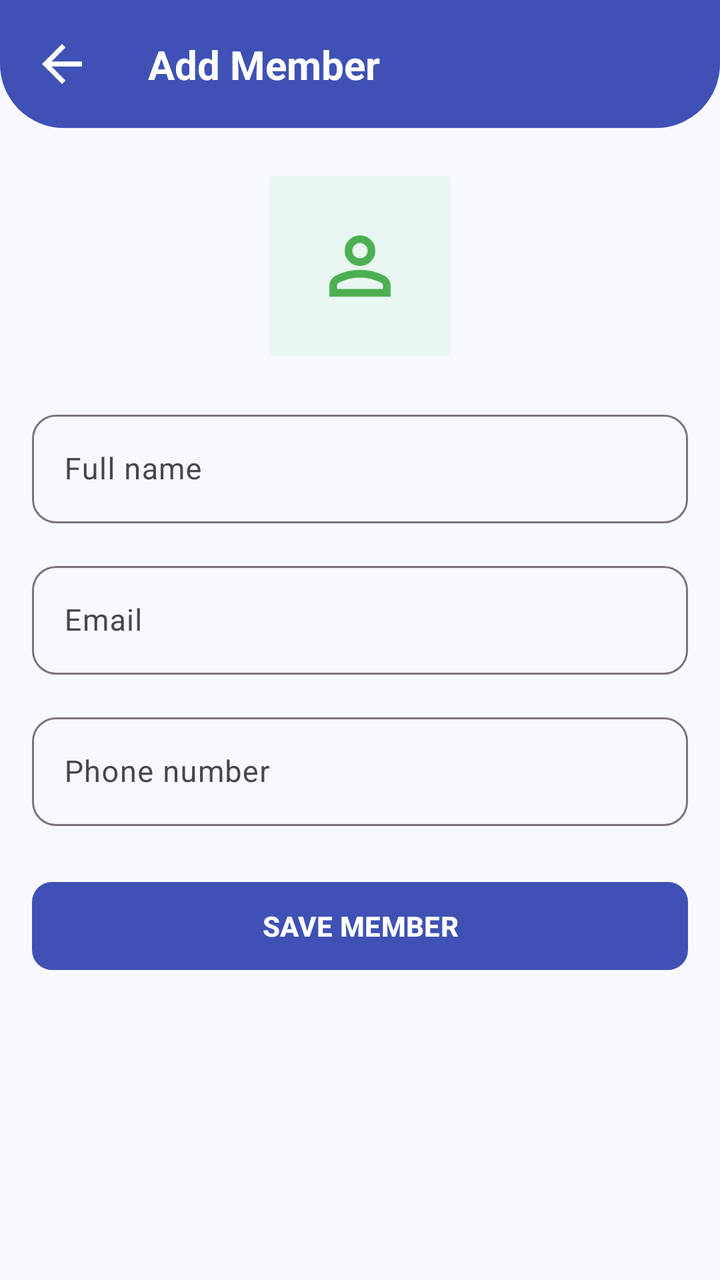
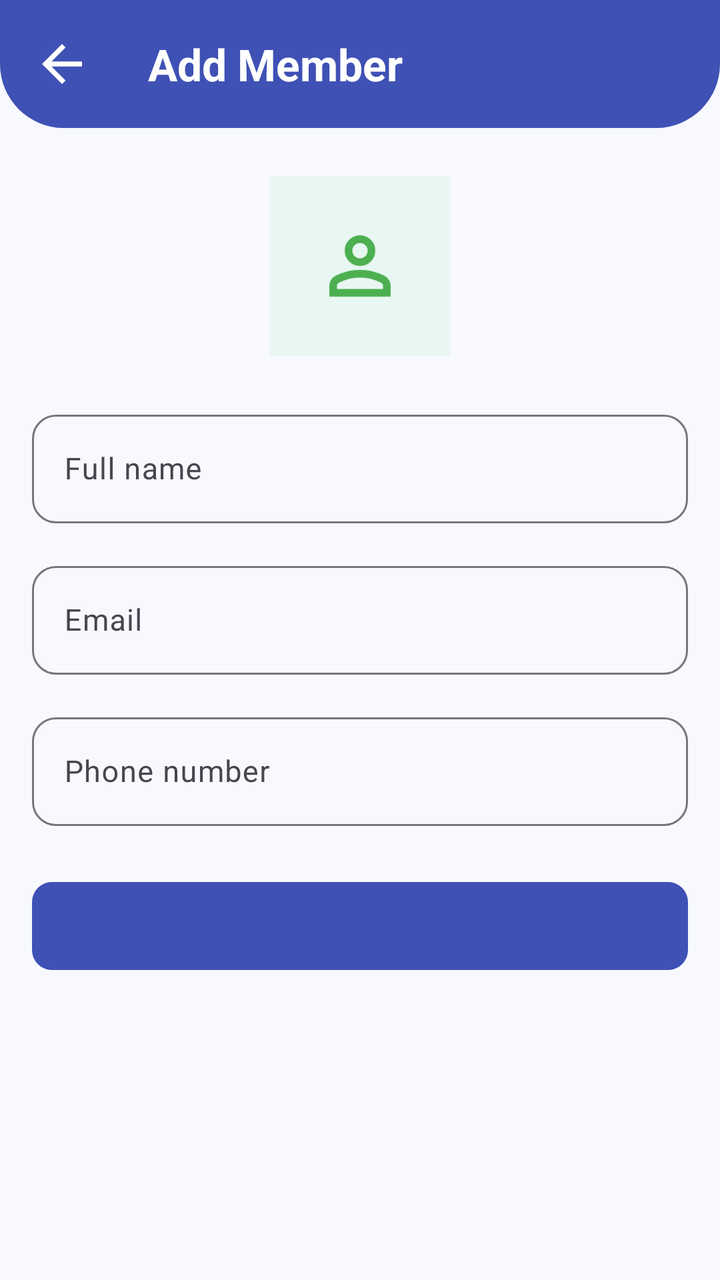

Compare the two renders of this Android layout. The source of the first and the diff that turns it into the second are given below.
<!-- AndroidManifest.xml: application theme Theme.LibraryApp -->
<!-- res/layout/fragment_add_member.xml -->
<?xml version="1.0" encoding="utf-8"?>
<androidx.core.widget.NestedScrollView xmlns:android="http://schemas.android.com/apk/res/android"
    xmlns:app="http://schemas.android.com/apk/res-auto"
    android:layout_width="match_parent"
    android:layout_height="match_parent"
    xmlns:tools="http://schemas.android.com/tools"
    android:background="@color/background"
    android:fillViewport="true"
    tools:context=".presentation.members.addmember.AddMemberFragment">

    <androidx.constraintlayout.widget.ConstraintLayout
        android:layout_width="match_parent"
        android:layout_height="wrap_content"
        android:paddingBottom="24dp">

        

        <View
            android:id="@+id/topBarBackground"
            android:layout_width="0dp"
            android:layout_height="64dp"
            android:background="@drawable/bg_dashboard_header"
            app:layout_constraintEnd_toEndOf="parent"
            app:layout_constraintStart_toStartOf="parent"
            app:layout_constraintTop_toTopOf="parent" />

        <ImageView
            android:id="@+id/ivBack"
            android:layout_width="30dp"
            android:layout_height="30dp"
            android:layout_marginStart="16dp"
            android:contentDescription="Back"
            android:src="@drawable/iv_back"
            app:tint="@color/text_on_primary"
            app:layout_constraintBottom_toBottomOf="@id/topBarBackground"
            app:layout_constraintStart_toStartOf="parent"
            app:layout_constraintTop_toTopOf="@id/topBarBackground" />

        <TextView
            android:id="@+id/tvTitle"
            android:layout_width="0dp"
            android:layout_height="wrap_content"
            android:layout_marginStart="28dp"
            android:text="Add Member"
            android:textColor="@color/text_on_primary"
            android:textSize="20sp"
            android:textStyle="bold"
            app:layout_constraintBottom_toBottomOf="@id/ivBack"
            app:layout_constraintEnd_toEndOf="parent"
            app:layout_constraintStart_toEndOf="@id/ivBack"
            app:layout_constraintTop_toTopOf="@id/ivBack" />


        

        <ImageView
            android:id="@+id/ivMemberIcon"
            android:layout_width="90dp"
            android:layout_height="90dp"
            android:layout_marginTop="24dp"
            android:background="#E8F7F1"
            android:contentDescription="Member"
            android:padding="22dp"
            android:src="@drawable/iv_member"
            app:tint="@color/success"
            app:layout_constraintEnd_toEndOf="parent"
            app:layout_constraintStart_toStartOf="parent"
            app:layout_constraintTop_toBottomOf="@id/topBarBackground" />


        

        <com.google.android.material.textfield.TextInputLayout
            android:id="@+id/tilMemberName"
            style="@style/Widget.Material3.TextInputLayout.OutlinedBox"
            android:layout_width="0dp"
            android:layout_height="wrap_content"
            android:layout_marginStart="16dp"
            android:layout_marginTop="24dp"
            android:layout_marginEnd="16dp"
            android:hint="Full name"
            app:boxCornerRadiusBottomEnd="12dp"
            app:boxCornerRadiusBottomStart="12dp"
            app:boxCornerRadiusTopEnd="12dp"
            app:boxCornerRadiusTopStart="12dp"
            app:layout_constraintEnd_toEndOf="parent"
            app:layout_constraintStart_toStartOf="parent"
            app:layout_constraintTop_toBottomOf="@id/ivMemberIcon">

            <com.google.android.material.textfield.TextInputEditText
                android:id="@+id/etMemberName"
                android:layout_width="match_parent"
                android:layout_height="wrap_content"
                android:inputType="textCapWords"
                android:textSize="15sp" />

        </com.google.android.material.textfield.TextInputLayout>


        

        <com.google.android.material.textfield.TextInputLayout
            android:id="@+id/tilEmail"
            style="@style/Widget.Material3.TextInputLayout.OutlinedBox"
            android:layout_width="0dp"
            android:layout_height="wrap_content"
            android:layout_marginStart="16dp"
            android:layout_marginTop="16dp"
            android:layout_marginEnd="16dp"
            android:hint="Email"
            app:boxCornerRadiusBottomEnd="12dp"
            app:boxCornerRadiusBottomStart="12dp"
            app:boxCornerRadiusTopEnd="12dp"
            app:boxCornerRadiusTopStart="12dp"
            app:layout_constraintEnd_toEndOf="parent"
            app:layout_constraintStart_toStartOf="parent"
            app:layout_constraintTop_toBottomOf="@id/tilMemberName">

            <com.google.android.material.textfield.TextInputEditText
                android:id="@+id/etEmail"
                android:layout_width="match_parent"
                android:layout_height="wrap_content"
                android:inputType="textEmailAddress"
                android:textSize="15sp" />

        </com.google.android.material.textfield.TextInputLayout>


        

        <com.google.android.material.textfield.TextInputLayout
            android:id="@+id/tilPhone"
            style="@style/Widget.Material3.TextInputLayout.OutlinedBox"
            android:layout_width="0dp"
            android:layout_height="wrap_content"
            android:layout_marginStart="16dp"
            android:layout_marginTop="16dp"
            android:layout_marginEnd="16dp"
            android:hint="Phone number"
            app:boxCornerRadiusBottomEnd="12dp"
            app:boxCornerRadiusBottomStart="12dp"
            app:boxCornerRadiusTopEnd="12dp"
            app:boxCornerRadiusTopStart="12dp"
            app:layout_constraintEnd_toEndOf="parent"
            app:layout_constraintStart_toStartOf="parent"
            app:layout_constraintTop_toBottomOf="@id/tilEmail">

            <com.google.android.material.textfield.TextInputEditText
                android:id="@+id/etPhone"
                android:layout_width="match_parent"
                android:layout_height="wrap_content"
                android:inputType="phone"
                android:textSize="15sp" />

        </com.google.android.material.textfield.TextInputLayout>


        

        <com.google.android.material.button.MaterialButton
            android:id="@+id/btnSaveMember"
            android:layout_width="0dp"
            android:layout_height="52dp"
            android:layout_marginStart="16dp"
            android:layout_marginTop="24dp"
            android:layout_marginEnd="16dp"
            android:text="SAVE MEMBER"
            android:textColor="@color/text_on_primary"
            android:textSize="14sp"
            android:textStyle="bold"
            app:backgroundTint="@color/primary"
            app:cornerRadius="10dp"
            app:layout_constraintEnd_toEndOf="parent"
            app:layout_constraintStart_toStartOf="parent"
            app:layout_constraintTop_toBottomOf="@id/tilPhone" />

        <FrameLayout
            android:id="@+id/loadingOverlay"
            android:layout_width="match_parent"
            android:layout_height="match_parent"
            android:background="#80000000"
            android:clickable="true"
            android:elevation="20dp"
            android:focusable="true"
            android:visibility="gone">

            <LinearLayout
                android:layout_width="wrap_content"
                android:layout_height="wrap_content"
                android:layout_gravity="center"
                android:gravity="center"
                android:orientation="vertical">

                <ProgressBar
                    android:layout_width="60dp"
                    android:layout_height="60dp"
                    android:indeterminateTint="@color/white" />

                <TextView
                    android:layout_width="wrap_content"
                    android:layout_height="wrap_content"
                    android:layout_marginTop="10dp"
                    android:text="Adding Member...\nPlease Wait"
                    android:textAlignment="center"
                    android:textColor="@color/white"
                    android:textStyle="bold" />
            </LinearLayout>
        </FrameLayout>

    </androidx.constraintlayout.widget.ConstraintLayout>

</androidx.core.widget.NestedScrollView>
<!-- resources referenced by this layout -->
<resources>
  <color name="background">#F8F9FF</color>
  <color name="primary">#3F51B5</color>
  <color name="success">#4CAF50</color>
  <color name="text_on_primary">#FFFFFF</color>
  <color name="white">#FFFFFFFF</color>
  <!-- drawable bg_dashboard_header (drawable) -->
  <?xml version="1.0" encoding="utf-8"?>
  <shape xmlns:android="http://schemas.android.com/apk/res/android"
      android:shape="rectangle">
  
      <solid android:color="@color/primary" />
  
      <corners
          android:bottomLeftRadius="32dp"
          android:bottomRightRadius="32dp" />
  
  </shape>
  <!-- drawable iv_back (drawable) -->
  <vector xmlns:android="http://schemas.android.com/apk/res/android"
      android:width="24dp"
      android:height="24dp"
      android:viewportWidth="960"
      android:viewportHeight="960">
    <path
        android:pathData="m313,520 l224,224 -57,56 -320,-320 320,-320 57,56 -224,224h487v80L313,520Z"
        android:fillColor="#1f1f1f"/>
  </vector>
  <style name="Theme.LibraryApp" parent="Base.Theme.LibraryApp" />
  <color name="surface">#FFFFFF</color>
  <color name="text_primary">#1A1A1A</color>
  <color name="text_secondary">#6B7280</color>
  <!-- unchanged entries left out for length: 2 -->
</resources>

<!-- the commit's change to res/layout/fragment_add_member.xml (unified diff, before → after) -->
@@ -1,212 +1,169 @@
 <?xml version="1.0" encoding="utf-8"?>
-<androidx.core.widget.NestedScrollView xmlns:android="http://schemas.android.com/apk/res/android"
+<androidx.constraintlayout.widget.ConstraintLayout
+    xmlns:android="http://schemas.android.com/apk/res/android"
     xmlns:app="http://schemas.android.com/apk/res-auto"
+    xmlns:tools="http://schemas.android.com/tools"
     android:layout_width="match_parent"
     android:layout_height="match_parent"
-    xmlns:tools="http://schemas.android.com/tools"
     android:background="@color/background"
-    android:fillViewport="true"
     tools:context=".presentation.members.addmember.AddMemberFragment">
 
-    <androidx.constraintlayout.widget.ConstraintLayout
-        android:layout_width="match_parent"
+    <androidx.core.widget.NestedScrollView
+        android:id="@+id/scrollContent"
+        android:layout_width="0dp"
+        android:layout_height="0dp"
+        android:fillViewport="true"
+        app:layout_constraintTop_toTopOf="parent"
+        app:layout_constraintBottom_toBottomOf="parent"
+        app:layout_constraintStart_toStartOf="parent"
+        app:layout_constraintEnd_toEndOf="parent">
+
+        <androidx.constraintlayout.widget.ConstraintLayout
+            android:layout_width="match_parent"
+            android:layout_height="wrap_content"
+            android:paddingBottom="24dp">
+
+            <View
+                android:id="@+id/topBarBackground"
+                android:layout_width="0dp"
+                android:layout_height="64dp"
+                android:background="@drawable/bg_dashboard_header"
+                app:layout_constraintEnd_toEndOf="parent"
+                app:layout_constraintStart_toStartOf="parent"
+                app:layout_constraintTop_toTopOf="parent" />
+
+            <ImageView
+                android:id="@+id/ivBack"
+                style="@style/LibraryBackButton"
+                android:contentDescription="@string/back"
+                app:layout_constraintStart_toStartOf="parent"
+                app:layout_constraintBottom_toBottomOf="@id/topBarBackground"
+                app:layout_constraintTop_toTopOf="@id/topBarBackground" />
+
+            <TextView
+                android:id="@+id/tvTitle"
+                style="@style/LibraryTitleText"
+                android:layout_marginStart="28dp"
+                android:text="@string/add_member"
+                app:layout_constraintBottom_toBottomOf="@id/ivBack"
+                app:layout_constraintEnd_toEndOf="parent"
+                app:layout_constraintStart_toEndOf="@id/ivBack"
+                app:layout_constraintTop_toTopOf="@id/ivBack" />
+
+            <ImageView
+                android:id="@+id/ivMemberIcon"
+                android:layout_width="90dp"
+                android:layout_height="90dp"
+                android:layout_marginTop="24dp"
+                android:background="#E8F7F1"
+                android:contentDescription="@string/member"
+                android:padding="22dp"
+                android:src="@drawable/iv_member"
+                app:tint="@color/success"
+                app:layout_constraintEnd_toEndOf="parent"
+                app:layout_constraintStart_toStartOf="parent"
+                app:layout_constraintTop_toBottomOf="@id/topBarBackground" />
+
+            <com.google.android.material.textfield.TextInputLayout
+                android:id="@+id/tilMemberName"
+                style="@style/LibraryTextInputLayout"
+                android:layout_marginTop="24dp"
+                android:hint="@string/full_name"
+                app:layout_constraintEnd_toEndOf="parent"
+                app:layout_constraintStart_toStartOf="parent"
+                app:layout_constraintTop_toBottomOf="@id/ivMemberIcon">
+
+                <com.google.android.material.textfield.TextInputEditText
+                    android:id="@+id/etMemberName"
+                    style="@style/LibraryTextInputEditText"/>
+
+            </com.google.android.material.textfield.TextInputLayout>
+
+            <com.google.android.material.textfield.TextInputLayout
+                android:id="@+id/tilEmail"
+                style="@style/LibraryTextInputLayout"
+                android:layout_marginTop="16dp"
+                android:hint="@string/email"
+                app:layout_constraintEnd_toEndOf="parent"
+                app:layout_constraintStart_toStartOf="parent"
+                app:layout_constraintTop_toBottomOf="@id/tilMemberName">
+
+                <com.google.android.material.textfield.TextInputEditText
+                    android:id="@+id/etEmail"
+                    style="@style/LibraryTextInputEditText"/>
+
+            </com.google.android.material.textfield.TextInputLayout>
+
+            <com.google.android.material.textfield.TextInputLayout
+                android:id="@+id/tilPhone"
+                style="@style/LibraryTextInputLayout"
+                android:layout_marginTop="16dp"
+                android:hint="@string/phone_number"
+                app:layout_constraintEnd_toEndOf="parent"
+                app:layout_constraintStart_toStartOf="parent"
+                app:layout_constraintTop_toBottomOf="@id/tilEmail">
+
+                <com.google.android.material.textfield.TextInputEditText
+                    android:id="@+id/etPhone"
+                   style="@style/LibraryTextInputEditText"/>
+
+            </com.google.android.material.textfield.TextInputLayout>
+
+            <com.google.android.material.button.MaterialButton
+                android:id="@+id/btnSaveMember"
+                style="@style/LibraryPrimaryButton"
+                app:layout_constraintEnd_toEndOf="parent"
+                app:layout_constraintStart_toStartOf="parent"
+                app:layout_constraintTop_toBottomOf="@id/tilPhone" />
+
+        </androidx.constraintlayout.widget.ConstraintLayout>
+
+    </androidx.core.widget.NestedScrollView>
+
+    <include
+        android:id="@+id/loadingOverlay"
+        layout="@layout/loading_overlay"
+        android:layout_width="0dp"
+        android:layout_height="0dp"
+        android:visibility="gone"
+        app:layout_constraintTop_toTopOf="parent"
+        app:layout_constraintBottom_toBottomOf="parent"
+        app:layout_constraintStart_toStartOf="parent"
+        app:layout_constraintEnd_toEndOf="parent" />
+
+</androidx.constraintlayout.widget.ConstraintLayout>
+<!-- res/layout/loading_overlay.xml (included above) -->
+<?xml version="1.0" encoding="utf-8"?>
+<FrameLayout xmlns:android="http://schemas.android.com/apk/res/android"
+    xmlns:tools="http://schemas.android.com/tools"
+    android:id="@+id/loadingOverlayRoot"
+    android:layout_width="match_parent"
+    android:layout_height="match_parent"
+    android:background="#80000000"
+    android:clickable="true"
+    android:focusable="true">
+
+    <LinearLayout
+        android:layout_width="wrap_content"
         android:layout_height="wrap_content"
-        android:paddingBottom="24dp">
+        android:layout_gravity="center"
+        android:gravity="center"
+        android:orientation="vertical"
+        tools:ignore="UselessParent">
 
-        
-
-        <View
-            android:id="@+id/topBarBackground"
-            android:layout_width="0dp"
-            android:layout_height="64dp"
-            android:background="@drawable/bg_dashboard_header"
-            app:layout_constraintEnd_toEndOf="parent"
-            app:layout_constraintStart_toStartOf="parent"
-            app:layout_constraintTop_toTopOf="parent" />
-
-        <ImageView
-            android:id="@+id/ivBack"
-            android:layout_width="30dp"
-            android:layout_height="30dp"
-            android:layout_marginStart="16dp"
-            android:contentDescription="Back"
-            android:src="@drawable/iv_back"
-            app:tint="@color/text_on_primary"
-            app:layout_constraintBottom_toBottomOf="@id/topBarBackground"
-            app:layout_constraintStart_toStartOf="parent"
-            app:layout_constraintTop_toTopOf="@id/topBarBackground" />
+        <ProgressBar
+            android:layout_width="wrap_content"
+            android:layout_height="wrap_content"
+            android:indeterminateTint="@color/white" />
 
         <TextView
-            android:id="@+id/tvTitle"
-            android:layout_width="0dp"
+            android:id="@+id/tvLoadingText"
+            android:layout_width="wrap_content"
             android:layout_height="wrap_content"
-            android:layout_marginStart="28dp"
-            android:text="Add Member"
-            android:textColor="@color/text_on_primary"
-            android:textSize="20sp"
-            android:textStyle="bold"
-            app:layout_constraintBottom_toBottomOf="@id/ivBack"
-            app:layout_constraintEnd_toEndOf="parent"
-            app:layout_constraintStart_toEndOf="@id/ivBack"
-            app:layout_constraintTop_toTopOf="@id/ivBack" />
+            android:layout_marginTop="12dp"
+            android:textColor="@color/white"
+            android:textStyle="bold" />
 
+    </LinearLayout>
 
-        
-
-        <ImageView
-            android:id="@+id/ivMemberIcon"
-            android:layout_width="90dp"
-            android:layout_height="90dp"
-            android:layout_marginTop="24dp"
-            android:background="#E8F7F1"
-            android:contentDescription="Member"
-            android:padding="22dp"
-            android:src="@drawable/iv_member"
-            app:tint="@color/success"
-            app:layout_constraintEnd_toEndOf="parent"
-            app:layout_constraintStart_toStartOf="parent"
-            app:layout_constraintTop_toBottomOf="@id/topBarBackground" />
-
-
-        
-
-        <com.google.android.material.textfield.TextInputLayout
-            android:id="@+id/tilMemberName"
-            style="@style/Widget.Material3.TextInputLayout.OutlinedBox"
-            android:layout_width="0dp"
-            android:layout_height="wrap_content"
-            android:layout_marginStart="16dp"
-            android:layout_marginTop="24dp"
-            android:layout_marginEnd="16dp"
-            android:hint="Full name"
-            app:boxCornerRadiusBottomEnd="12dp"
-            app:boxCornerRadiusBottomStart="12dp"
-            app:boxCornerRadiusTopEnd="12dp"
-            app:boxCornerRadiusTopStart="12dp"
-            app:layout_constraintEnd_toEndOf="parent"
-            app:layout_constraintStart_toStartOf="parent"
-            app:layout_constraintTop_toBottomOf="@id/ivMemberIcon">
-
-            <com.google.android.material.textfield.TextInputEditText
-                android:id="@+id/etMemberName"
-                android:layout_width="match_parent"
-                android:layout_height="wrap_content"
-                android:inputType="textCapWords"
-                android:textSize="15sp" />
-
-        </com.google.android.material.textfield.TextInputLayout>
-
-
-        
-
-        <com.google.android.material.textfield.TextInputLayout
-            android:id="@+id/tilEmail"
-            style="@style/Widget.Material3.TextInputLayout.OutlinedBox"
-            android:layout_width="0dp"
-            android:layout_height="wrap_content"
-            android:layout_marginStart="16dp"
-            android:layout_marginTop="16dp"
-            android:layout_marginEnd="16dp"
-            android:hint="Email"
-            app:boxCornerRadiusBottomEnd="12dp"
-            app:boxCornerRadiusBottomStart="12dp"
-            app:boxCornerRadiusTopEnd="12dp"
-            app:boxCornerRadiusTopStart="12dp"
-            app:layout_constraintEnd_toEndOf="parent"
-            app:layout_constraintStart_toStartOf="parent"
-            app:layout_constraintTop_toBottomOf="@id/tilMemberName">
-
-            <com.google.android.material.textfield.TextInputEditText
-                android:id="@+id/etEmail"
-                android:layout_width="match_parent"
-                android:layout_height="wrap_content"
-                android:inputType="textEmailAddress"
-                android:textSize="15sp" />
-
-        </com.google.android.material.textfield.TextInputLayout>
-
-
-        
-
-        <com.google.android.material.textfield.TextInputLayout
-            android:id="@+id/tilPhone"
-            style="@style/Widget.Material3.TextInputLayout.OutlinedBox"
-            android:layout_width="0dp"
-            android:layout_height="wrap_content"
-            android:layout_marginStart="16dp"
-            android:layout_marginTop="16dp"
-            android:layout_marginEnd="16dp"
-            android:hint="Phone number"
-            app:boxCornerRadiusBottomEnd="12dp"
-            app:boxCornerRadiusBottomStart="12dp"
-            app:boxCornerRadiusTopEnd="12dp"
-            app:boxCornerRadiusTopStart="12dp"
-            app:layout_constraintEnd_toEndOf="parent"
-            app:layout_constraintStart_toStartOf="parent"
-            app:layout_constraintTop_toBottomOf="@id/tilEmail">
-
-            <com.google.android.material.textfield.TextInputEditText
-                android:id="@+id/etPhone"
-                android:layout_width="match_parent"
-                android:layout_height="wrap_content"
-                android:inputType="phone"
-                android:textSize="15sp" />
-
-        </com.google.android.material.textfield.TextInputLayout>
-
-
-        
-
-        <com.google.android.material.button.MaterialButton
-            android:id="@+id/btnSaveMember"
-            android:layout_width="0dp"
-            android:layout_height="52dp"
-            android:layout_marginStart="16dp"
-            android:layout_marginTop="24dp"
-            android:layout_marginEnd="16dp"
-            android:text="SAVE MEMBER"
-            android:textColor="@color/text_on_primary"
-            android:textSize="14sp"
-            android:textStyle="bold"
-            app:backgroundTint="@color/primary"
-            app:cornerRadius="10dp"
-            app:layout_constraintEnd_toEndOf="parent"
-            app:layout_constraintStart_toStartOf="parent"
-            app:layout_constraintTop_toBottomOf="@id/tilPhone" />
-
-        <FrameLayout
-            android:id="@+id/loadingOverlay"
-            android:layout_width="match_parent"
-            android:layout_height="match_parent"
-            android:background="#80000000"
-            android:clickable="true"
-            android:elevation="20dp"
-            android:focusable="true"
-            android:visibility="gone">
-
-            <LinearLayout
-                android:layout_width="wrap_content"
-                android:layout_height="wrap_content"
-                android:layout_gravity="center"
-                android:gravity="center"
-                android:orientation="vertical">
-
-                <ProgressBar
-                    android:layout_width="60dp"
-                    android:layout_height="60dp"
-                    android:indeterminateTint="@color/white" />
-
-                <TextView
-                    android:layout_width="wrap_content"
-                    android:layout_height="wrap_content"
-                    android:layout_marginTop="10dp"
-                    android:text="Adding Member...\nPlease Wait"
-                    android:textAlignment="center"
-                    android:textColor="@color/white"
-                    android:textStyle="bold" />
-            </LinearLayout>
-        </FrameLayout>
-
-    </androidx.constraintlayout.widget.ConstraintLayout>
-
-</androidx.core.widget.NestedScrollView>
+</FrameLayout>
<!-- resource entries referenced after the edit -->
@@ -17,6 +17,62 @@
           android:bottomRightRadius="32dp" />
   
   </shape>
+  <string name="add_member">Add Member</string>
+  <string name="back">Back</string>
+  <string name="email">Email</string>
+  <string name="full_name">Full name</string>
+  <string name="member">Member</string>
+  <string name="phone_number">Phone number</string>
+  <style name="LibraryBackButton">
+          <item name="android:layout_width">30dp</item>
+          <item name="android:layout_height">30dp</item>
+          <item name="android:layout_marginStart">16dp</item>
+          <item name="android:src">@drawable/iv_back</item>
+          <item name="tint">@color/text_on_primary</item>
+      </style>
+  <style name="LibraryPrimaryButton" parent="Widget.Material3.Button">
+  
+          <item name="android:layout_width">0dp</item>
+          <item name="android:layout_height">52dp</item>
+  
+          <item name="android:layout_marginStart">16dp</item>
+          <item name="android:layout_marginEnd">16dp</item>
+          <item name="android:layout_marginTop">24dp</item>
+  
+          <item name="android:textColor">@color/text_on_primary</item>
+          <item name="android:textSize">14sp</item>
+          <item name="android:textStyle">bold</item>
+  
+          <item name="backgroundTint">@color/primary</item>
+          <item name="cornerRadius">10dp</item>
+  
+      </style>
+  <style name="LibraryTextInputEditText">
+          <item name="android:layout_width">match_parent</item>
+          <item name="android:layout_height">wrap_content</item>
+          <item name="android:textSize">15sp</item>
+      </style>
+  <style name="LibraryTextInputLayout" parent="Widget.Material3.TextInputLayout.OutlinedBox">
+  
+          <item name="android:layout_width">0dp</item>
+          <item name="android:layout_height">wrap_content</item>
+  
+          <item name="android:layout_marginStart">16dp</item>
+          <item name="android:layout_marginEnd">16dp</item>
+  
+          <item name="boxCornerRadiusTopStart">12dp</item>
+          <item name="boxCornerRadiusTopEnd">12dp</item>
+          <item name="boxCornerRadiusBottomStart">12dp</item>
+          <item name="boxCornerRadiusBottomEnd">12dp</item>
+  
+      </style>
+  <style name="LibraryTitleText">
+          <item name="android:textSize">22sp</item>
+          <item name="android:layout_width">0dp</item>
+          <item name="android:layout_height">wrap_content</item>
+          <item name="android:textStyle">bold</item>
+          <item name="android:textColor">@color/text_on_primary</item>
+      </style>
   <!-- drawable iv_back (drawable) -->
   <vector xmlns:android="http://schemas.android.com/apk/res/android"
       android:width="24dp"
